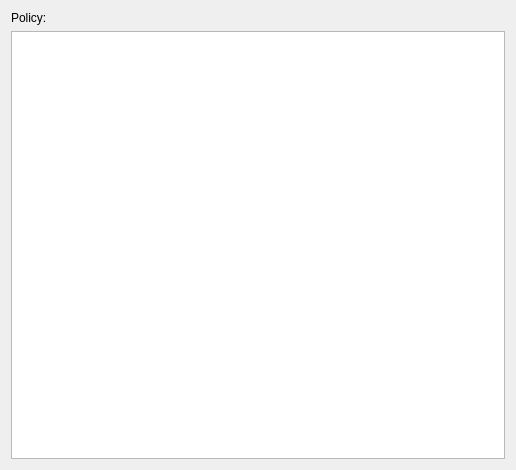
pars-linux/uludag, file ahenk/lider/plugins/plugin_software/software.ui: the form before one commit.
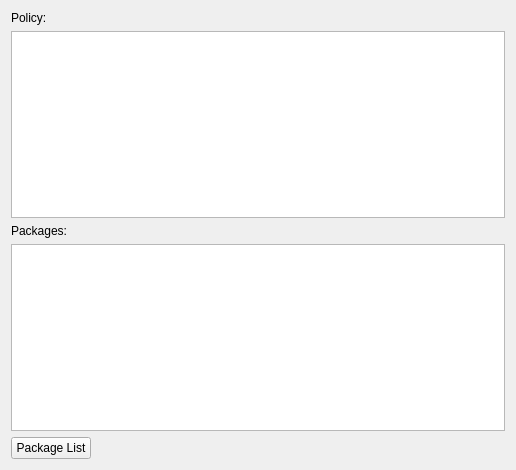
The form after the commit. Icons and pictures are not drawn.

Commit message: - XMPP messages transferred to active plugin automatically. - Common methods in plugins moved under helpers.plugin module. - XMPP example added to Software module for testing.

```diff
--- a/ahenk/lider/plugins/plugin_software/software.ui
+++ b/ahenk/lider/plugins/plugin_software/software.ui
@@ -28,9 +28,42 @@
      </property>
     </widget>
    </item>
-   <item row="1" column="0">
+   <item row="1" column="0" colspan="2">
     <widget class="QTextEdit" name="textPolicy"/>
    </item>
+   <item row="2" column="0">
+    <widget class="QLabel" name="label_2">
+     <property name="text">
+      <string>Packages:</string>
+     </property>
+     <property name="alignment">
+      <set>Qt::AlignLeading|Qt::AlignLeft|Qt::AlignTop</set>
+     </property>
+    </widget>
+   </item>
+   <item row="3" column="0" colspan="2">
+    <widget class="QTextEdit" name="textPackages"/>
+   </item>
+   <item row="4" column="0">
+    <widget class="QPushButton" name="pushPackages">
+     <property name="text">
+      <string>Package List</string>
+     </property>
+    </widget>
+   </item>
+   <item row="4" column="1">
+    <spacer name="horizontalSpacer">
+     <property name="orientation">
+      <enum>Qt::Horizontal</enum>
+     </property>
+     <property name="sizeHint" stdset="0">
+      <size>
+       <width>40</width>
+       <height>20</height>
+      </size>
+     </property>
+    </spacer>
+   </item>
   </layout>
  </widget>
  <resources>
```
The commit also changes 5 other files.
